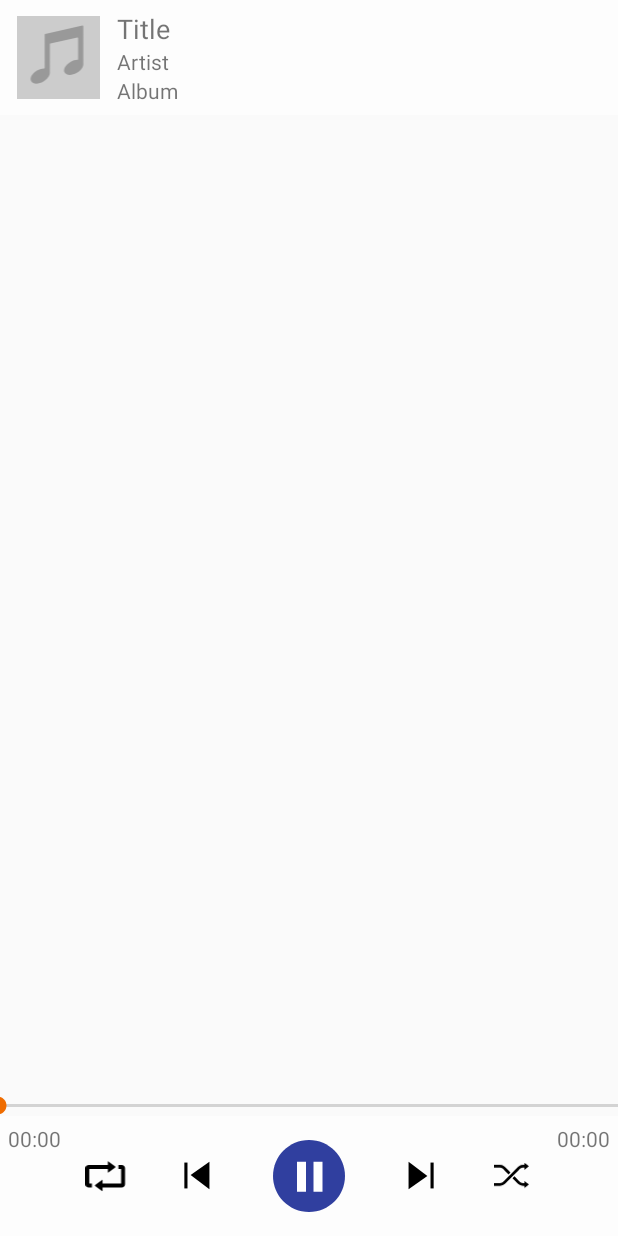
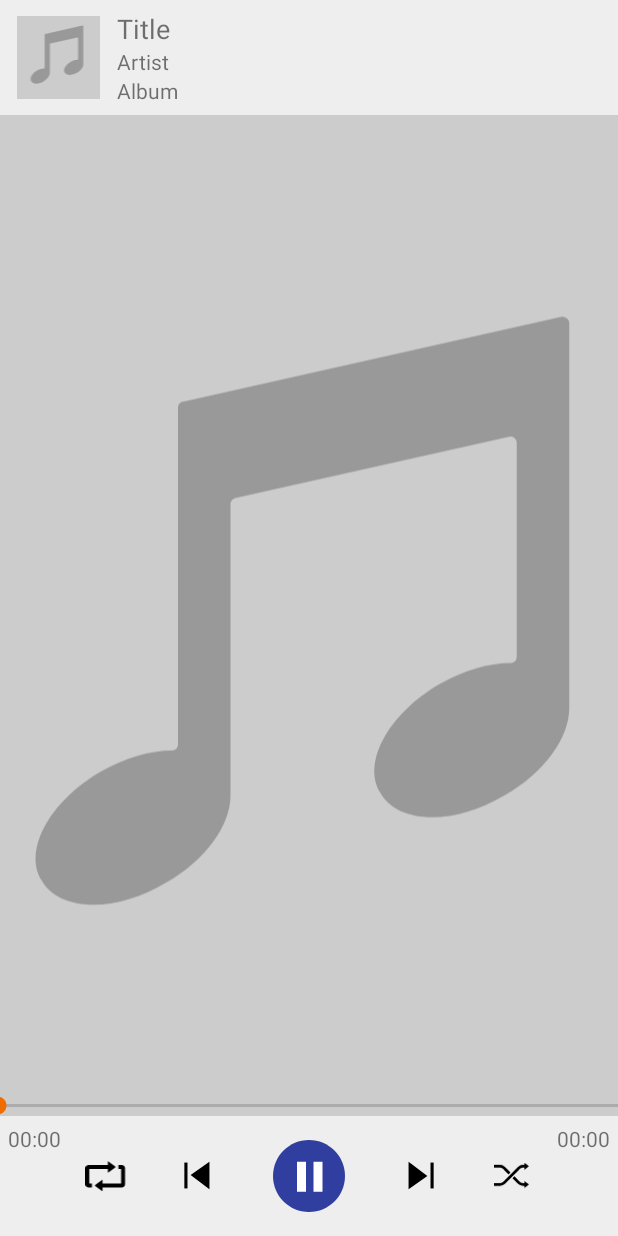
Before and after one commit to StevenFrost/AMP, an Android app: the PlayerActivity screen opened directly, with no data from a screen before it, on a phone screen of 412 x 824 dp. Run offline under Robolectric (Android 15) with nearby library versions, the light colour scheme and no system bars; 4 statements that could not run were skipped.

Commit message:
Additional placeholder album art, fixing media service state machine bug

```diff
--- a/app/src/main/java/com/frost/steven/amp/PlayerActivity.java
+++ b/app/src/main/java/com/frost/steven/amp/PlayerActivity.java
@@ -20,12 +20,15 @@ import java.util.concurrent.TimeUnit;
 
 public class PlayerActivity extends AppCompatActivity
 {
-    MediaService m_service;
-    boolean      m_bound = false;
+    private MediaService m_service;
+    private boolean      m_bound = false;
 
-    private Handler  m_handler = new Handler();
-    private boolean  m_updateTimecodeView = true;
-    private Runnable m_updateTimecodeViewRunnable = new Runnable()
+    private boolean      m_shuffle = false;
+    private boolean      m_repeat = false;
+
+    private Handler      m_handler = new Handler();
+    private boolean      m_updateTimecodeView = true;
+    private Runnable     m_updateTimecodeViewRunnable = new Runnable()
     {
         @Override
         public void run()
@@ -57,14 +60,14 @@ public class PlayerActivity extends AppCompatActivity
         SeekBar seekBar = (SeekBar) findViewById(R.id.player_seek_bar);
         seekBar.setOnSeekBarChangeListener(new SeekBar.OnSeekBarChangeListener()
         {
-            private MediaService.PlayState m_stateOnStartTouch = MediaService.PlayState.Stopped;
+            private MediaService.PlayerState m_stateOnStartTouch = MediaService.PlayerState.Stopped;
 
             @Override
             public void onProgressChanged(SeekBar seekBar, int timecode, boolean fromUser)
             {
                 if (fromUser)
                 {
-                    ((TextView)findViewById(R.id.player_track_position)).setText(formatTimecode(timecode));
+                    ((TextView) findViewById(R.id.player_track_position)).setText(formatTimecode(timecode));
                 }
             }
 
@@ -79,7 +82,7 @@ public class PlayerActivity extends AppCompatActivity
             public void onStopTrackingTouch(SeekBar seekBar)
             {
                 m_service.setPlayheadTimecode(seekBar.getProgress());
-                if (m_stateOnStartTouch == MediaService.PlayState.Playing)
+                if (m_stateOnStartTouch == MediaService.PlayerState.Playing)
                 {
                     m_service.play();
                 }
@@ -110,8 +113,13 @@ public class PlayerActivity extends AppCompatActivity
         // TODO: Make album art bitmap loading async via BitmapWorkerTask and AsyncDrawable.
 
         // Album art
-        ImageView albumArtView = (ImageView)findViewById(R.id.tablerow_song_albumart);
-        ImageView albumArtLargeView = (ImageView)findViewById(R.id.player_large_album_art);
+        ImageView albumArtPlaceholderView      = (ImageView)findViewById(R.id.tablerow_song_albumart_placeholder);
+        ImageView albumArtView                 = (ImageView)findViewById(R.id.tablerow_song_albumart);
+        ImageView albumArtLargePlaceholderView = (ImageView)findViewById(R.id.player_large_albumart_placeholder);
+        ImageView albumArtLargeView            = (ImageView)findViewById(R.id.player_large_albumart);
+
+        if (track.CoverArt != null)
+        {
             try
             {
                 Bitmap bitmap = MediaStore.Images.Media.getBitmap(getContentResolver(), track.CoverArt);
@@ -119,11 +127,29 @@ public class PlayerActivity extends AppCompatActivity
                 Bitmap albumArtLarge = Bitmap.createScaledBitmap(bitmap, 512, 512, true);
                 albumArtView.setImageBitmap(albumArtSmall);
                 albumArtLargeView.setImageBitmap(albumArtLarge);
+
+                albumArtPlaceholderView.setVisibility(View.GONE);
+                albumArtView.setVisibility(View.VISIBLE);
+
+                albumArtLargePlaceholderView.setVisibility(View.GONE);
+                albumArtLargeView.setVisibility(View.VISIBLE);
             }
             catch (Exception ex)
             {
                 // TODO: Revert to a more suitable album art bitmap here
                 ex.printStackTrace();
+            }
+        }
+        else
+        {
+            albumArtView.setImageBitmap(null);
+            albumArtView.setImageBitmap(null);
+
+            albumArtPlaceholderView.setVisibility(View.VISIBLE);
+            albumArtView.setVisibility(View.GONE);
+
+            albumArtLargePlaceholderView.setVisibility(View.VISIBLE);
+            albumArtLargeView.setVisibility(View.GONE);
         }
 
         // Track title, artist and album
@@ -182,9 +208,6 @@ public class PlayerActivity extends AppCompatActivity
         m_service.nextTrack();
     }
 
-    private boolean m_shuffle = false;
-    private boolean m_repeat = false;
-
     public void onShuffleButtonClick(View view)
     {
         if (!m_shuffle)
@@ -230,7 +253,7 @@ public class PlayerActivity extends AppCompatActivity
             m_service.setOnPlayStateChangedListener(new MediaService.OnPlayStateChangedListener()
             {
                 @Override
-                public void onStateChanged(MediaService.PlayState oldState, MediaService.PlayState newState)
+                public void onStateChanged(MediaService.PlayerState oldState, MediaService.PlayerState newState)
                 {
                     switch(newState)
                     {
--- a/app/src/main/res/drawable/notes.xml
+++ b/app/src/main/res/drawable/notes.xml
@@ -3,8 +3,8 @@
         xmlns:app="http://schemas.android.com/apk/res-auto"
         xmlns:tools="http://schemas.android.com/tools"
         tools:targetApi="21"
-        android:width="48dp"
-        android:height="60dp"
+        android:width="480dp"
+        android:height="600dp"
         android:viewportWidth="48"
         app:vc_viewportWidth="48"
         android:viewportHeight="60"
--- a/app/src/main/res/layout/content_player.xml
+++ b/app/src/main/res/layout/content_player.xml
@@ -7,11 +7,23 @@
                 android:layout_height="match_parent"
                 android:orientation="vertical">
 
-    <ImageView android:id="@+id/player_large_album_art"
+    <ImageView android:id="@+id/player_large_albumart_placeholder"
+               android:layout_width="fill_parent"
+               android:layout_height="fill_parent"
+               android:paddingTop="90dp"
+               android:paddingStart="2dp"
+               android:paddingEnd="10dp"
+               android:scaleType="fitCenter"
+               android:src="@drawable/notes"
+               android:background="@color/colourGrey2"
+               android:contentDescription="@string/cd_album_art"/>
+
+    <ImageView android:id="@+id/player_large_albumart"
                android:layout_width="fill_parent"
                android:layout_height="fill_parent"
                android:scaleType="centerCrop"
-               android:contentDescription="@string/cd_album_art"/>
+               android:contentDescription="@string/cd_album_art"
+               android:visibility="gone"/>
 
     <LinearLayout android:layout_width="match_parent"
                   android:layout_height="match_parent"
```
Also changed, not shown: app/src/main/java/com/frost/steven/amp/DrawerActivity.java (+15 -3 lines), app/src/main/java/com/frost/steven/amp/MediaService.java (+25 -18 lines). Lines whose indentation alone changed are shown as unchanged.
